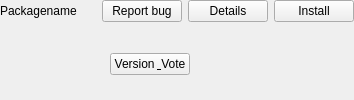
Qt form src/appitem.ui (achipa/keepitsimpletester) before a commit.
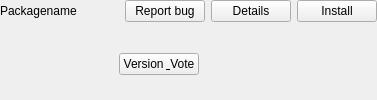
The same form after that commit. Icons and pictures are not drawn.

The edit to the form file:
```diff
--- a/src/appitem.ui
+++ b/src/appitem.ui
@@ -6,7 +6,7 @@
    <rect>
     <x>0</x>
     <y>0</y>
-    <width>354</width>
+    <width>377</width>
     <height>100</height>
    </rect>
   </property>
```
Left out of the diff: 16 changed lines with no effect on the pictures.
